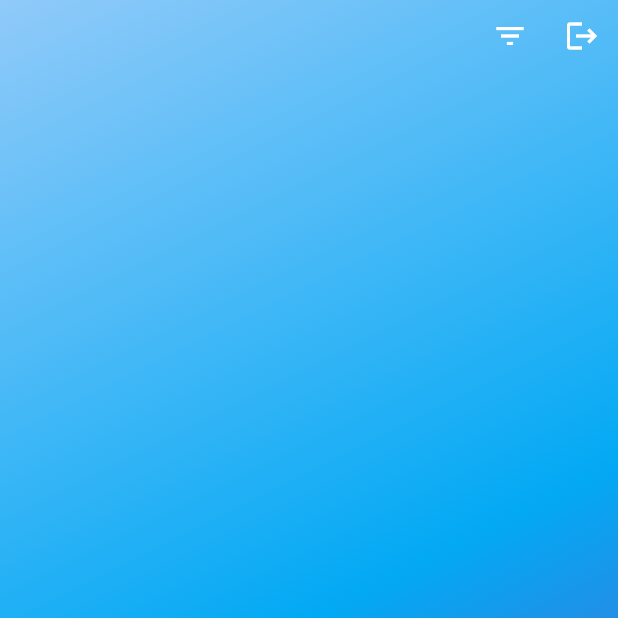
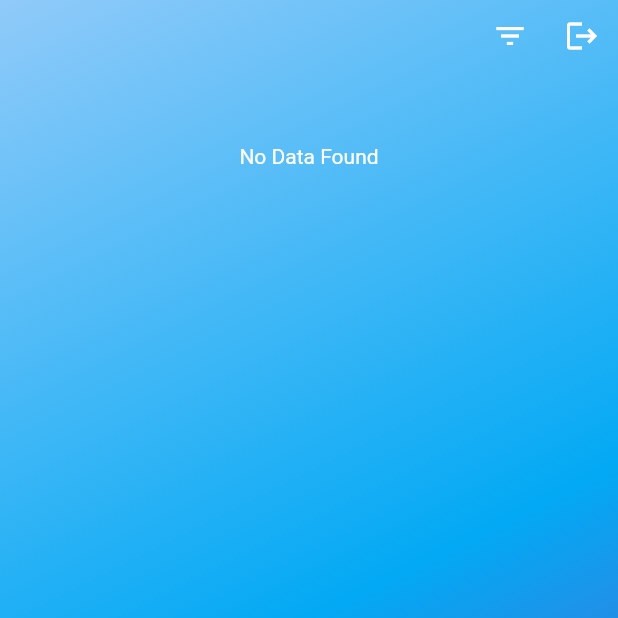
Before and after one commit to Brinfotech1407/GymReportingApp, a Flutter app: the GymOwnerHomeScreen screen opened directly, after a tap on the "filter list" icon, after a tap on the "close" icon, on a phone screen of 412 x 824 dp, the top half of it. Run offline on Flutter 3.47's test engine with Material 2 defaults, Android fonts, the light colour scheme and no system bars; our stand-ins replace cloud_firestore, firebase_auth, firebase_core, firebase_messaging, get, quickalert and 1 more; missing offline and left inert: mobile_scanner; accounts and stored records are empty; Roboto replaces fonts that are missing (Montserrat).

Commit message:
date filter empty then show message and UI changes

```diff
--- a/lib/auth/login_screen.dart
+++ b/lib/auth/login_screen.dart
@@ -121,14 +121,13 @@ class _LoginScreenState extends State<LoginScreen> {
                     if (_emailController.text.isNotEmpty &&
                         _pwdController.text.isNotEmpty) {
                       if (isLoaded.value == true) {
-                        Get.to(const LoaderScreen(
+                        const LoaderScreen(
                           isFullScreen: false,
-                        ));
+                        );
                       }
                       isLoaded.value = false;
                       await AuthController.instance.loginUser(
                           _emailController.text, _pwdController.text, context);
-
                     }
                   },
                   buttonName: 'Login'),
--- a/lib/auth/registration.dart
+++ b/lib/auth/registration.dart
@@ -270,9 +270,9 @@ class _RegistrationScreenState extends State<RegistrationScreen> {
                         _ageController.text.isNotEmpty &&
                         _phoneController.text.isNotEmpty) {
                       if (isLoaded.value == true) {
-                        Get.to(const LoaderScreen(
+                        const LoaderScreen(
                           isFullScreen: false,
-                        ));
+                        );
                       }
                       final UserModel userData = UserModel(
                         email: _emailController.text,
--- a/lib/gym_details_screen.dart
+++ b/lib/gym_details_screen.dart
@@ -119,9 +119,9 @@ class _GymDetailsScreenState extends State<GymDetailsScreen> {
                 isLoaded.toggle();
                 if (isDataNotEmpty()) {
                   if (isLoaded.value == true) {
-                    Get.to(const LoaderScreen(
+                    const LoaderScreen(
                       isFullScreen: false,
-                    ));
+                    );
                   }
                   await setGymDetails(context);
 
--- a/lib/home/gym_owner_home_screen.dart
+++ b/lib/home/gym_owner_home_screen.dart
@@ -10,6 +10,7 @@ import 'package:gim_app/models/gym_report_model.dart';
 import 'package:gim_app/services/database.dart';
 import 'package:gim_app/utils/date_time_utils.dart';
 import 'package:gim_app/utils/gym_utils.dart';
+import 'package:gim_app/waiting/LoaderScreen.dart';
 import 'package:quickalert/quickalert.dart';
 import 'package:intl/intl.dart';
 
@@ -45,8 +46,8 @@ class _GymOwnerHomeScreenState extends State<GymOwnerHomeScreen> {
             }
 
             if (!snapshot.hasData) {
-            return const Center(
-              child: CircularProgressIndicator(),
+              return const LoaderScreen(
+                isFullScreen: false,
               );
             }
 
@@ -54,10 +55,8 @@ class _GymOwnerHomeScreenState extends State<GymOwnerHomeScreen> {
                 .map((QueryDocumentSnapshot<Map<String, dynamic>> e) =>
                     GymReportModel.fromJson(e.data()))
                 .toList();
-
-          return SafeArea(
-            child: Container(
-              decoration: GymUtils().buildBoxDecoration(),
+            print('arrGymReports $arrGymReports');
+              return buildListView(
                   child: Column(
                 children: [
                   Obx(
@@ -109,6 +108,7 @@ class _GymOwnerHomeScreenState extends State<GymOwnerHomeScreen> {
                       ],
                     ),
                   ),
+                  if (snapshot.data!.docs.isNotEmpty) ...[
                     Expanded(
                       child: ListView.builder(
                         scrollDirection: Axis.vertical,
@@ -184,11 +184,25 @@ class _GymOwnerHomeScreenState extends State<GymOwnerHomeScreen> {
                         },
                       ),
                     ),
+                  ]else ...[
+                    const Padding(
+                      padding: EdgeInsets.only(top: 30),
+                      child: Text('No Data Found',
+                          style: TextStyle(color: Colors.white)),
+                    ),
                   ],
-              ),
-            ),
+
+                ],
+              ));
+          }),
     );
-        },
+  }
+
+  SafeArea buildListView({required Widget child}) {
+    return SafeArea(
+      child: Container(
+        decoration: GymUtils().buildBoxDecoration(),
+        child: child,
       ),
     );
   }
@@ -229,7 +243,7 @@ class _GymOwnerHomeScreenState extends State<GymOwnerHomeScreen> {
                   setState(() {
                     showFilterIcon.value = true;
                     isDateFilterView.value = false;
-                    selectedDate = DateTimeUtils().getCurrentDate().obs;
+                    selectedDate.value = DateTimeUtils().getCurrentDate();
                   });
                 },
                 icon: const Icon(
@@ -261,17 +275,16 @@ class _GymOwnerHomeScreenState extends State<GymOwnerHomeScreen> {
   Container filterButtonView(String buttonName, bool isSelectFilter) {
     return Container(
       decoration: BoxDecoration(
-        color: isSelectFilter ? Colors.purple.shade900 : Colors.blue,
+        color: isSelectFilter ? Colors.purple.shade600 : Colors.blue,
         borderRadius: BorderRadius.circular(20),
         border: Border.all(color: Colors.white),
       ),
       margin: const EdgeInsets.only(bottom: 16, top: 16, right: 8, left: 8),
       padding: const EdgeInsets.symmetric(vertical: 8, horizontal: 16),
       child: Text(
-        buttonName,
+        isSelectFilter ? '$buttonName: ${selectedDate.value}' : buttonName,
         style: const TextStyle(
-          color: /*selected ?*/ Colors.white,
-          /*: Colors.blue,*/
+          color: Colors.white,
           fontWeight: FontWeight.bold,
         ),
       ),
--- a/lib/waiting/LoaderScreen.dart
+++ b/lib/waiting/LoaderScreen.dart
@@ -10,6 +10,6 @@ class LoaderScreen extends StatelessWidget {
   Widget build(BuildContext context) {
     return isFullScreen
         ? const SplashScreen()
-        : const Center(child: CircularProgressIndicator(color: Colors.grey,));
+        : const Center(child: CircularProgressIndicator(color: Colors.grey));
   }
 }
```
Lines whose indentation alone changed are shown as unchanged.
